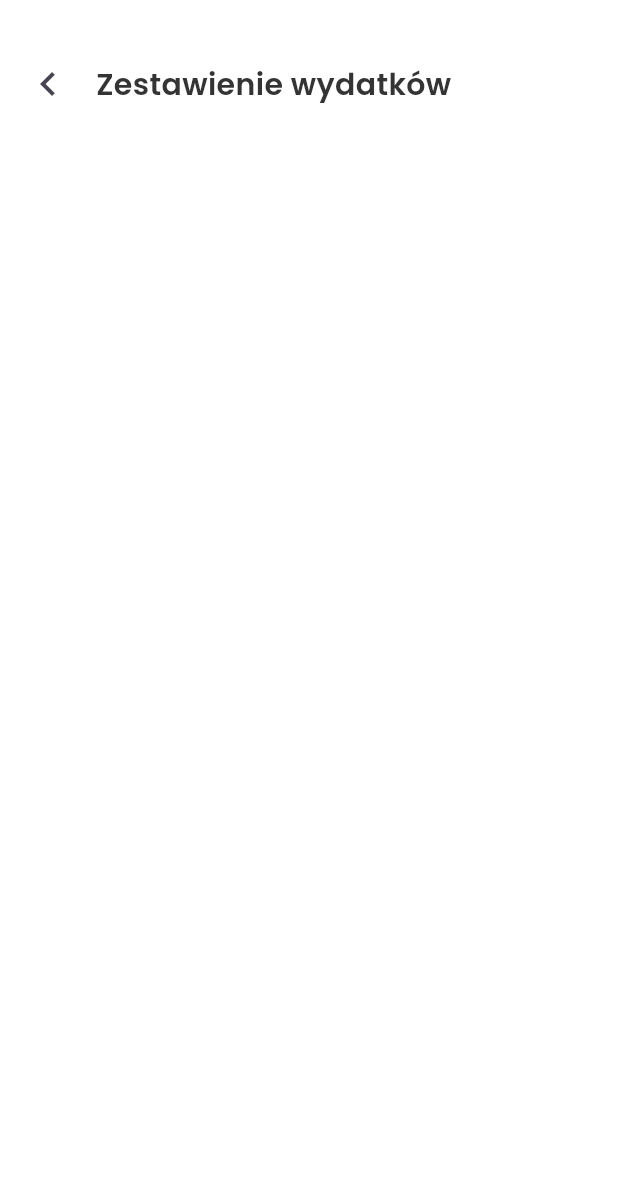
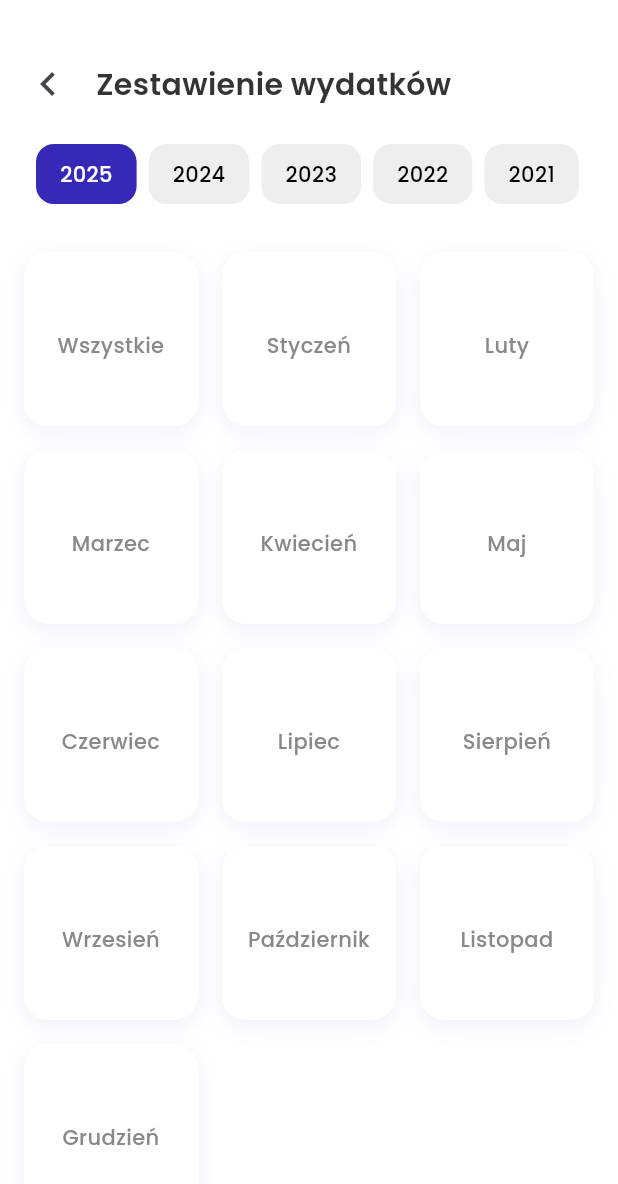
Before and after one commit to kacperramenda/budgetmaster, a Flutter app: the ExpensesSetView screen opened directly, on a phone screen of 412 x 824 dp. Shown: the top 1184 px of the screen. Run offline on Flutter 3.47's test engine with Material 3 defaults, Android fonts, the phone set to English and light mode, and no system bars; our stand-ins replace bloc, equatable, fl_chart, flutter_bloc, flutter_svg, isar; missing offline and left inert: month_year_picker; accounts and stored records are empty; generated files the repository leaves out were written again.

Commit message:
feat: expenses set view

```diff
--- a/lib/domain/repository/expense_repo.dart
+++ b/lib/domain/repository/expense_repo.dart
@@ -25,4 +25,10 @@ abstract class ExpenseRepository {
 
   // Get expenses by category
   Future<List<Expense>> getExpensesByBudgetCategoryId(String budgetCategoryId);
+
+  // Get expenses for a specific month and year
+  Future<List<Expense>> getExpensesForMonth(int month, int year);
+
+  // Get expenses for a specific year
+  Future<List<Expense>> getExpensesForYear(int year);
 }
--- a/lib/presentation/budgetCategories/widgets/budgetCategory_list_item.dart
+++ b/lib/presentation/budgetCategories/widgets/budgetCategory_list_item.dart
@@ -36,7 +36,7 @@ class BudgetCategoryListItem extends StatelessWidget {
           boxShadow: [
             BoxShadow(
               color: const Color(0xFF3629B7).withOpacity(0.07),
-              blurRadius: 30,
+              blurRadius: 12,
               offset: const Offset(0, 4),
             ),
           ],
--- a/lib/presentation/common/ColorSelectorTile.dart
+++ b/lib/presentation/common/ColorSelectorTile.dart
@@ -29,7 +29,7 @@ class ColorSelectorTile extends StatelessWidget {
                 boxShadow: [
                   BoxShadow(
                     color: AppColors.neutral1.withOpacity(0.07),
-                    blurRadius: 30,
+                    blurRadius: 12,
                     offset: const Offset(0, 4),
                   ),
                 ],
--- a/lib/presentation/home/widgets/tiles.dart
+++ b/lib/presentation/common/month_tile.dart
@@ -1,18 +1,17 @@
 import 'package:budgetmaster/core/constants/app_colors.dart';
 import 'package:budgetmaster/core/theme/app_typography.dart';
 import 'package:flutter/material.dart';
-import 'package:flutter_svg/flutter_svg.dart';
 
-class MenuTile extends StatelessWidget {
-  final String svgPath; // ścieżka do ikony
-  final VoidCallback onTap; // co zrobić po kliknięciu
-  final String label; // opcjonalny tekst pod ikoną
+class MonthTile extends StatelessWidget {
+  final VoidCallback onTap;
+  final String monthName;
+  final int monthNumber;
 
-  const MenuTile({
+  const MonthTile({
     super.key,
-    required this.svgPath,
     required this.onTap,
-    required this.label,
+    required this.monthName,
+    required this.monthNumber,
   });
 
   @override
@@ -28,7 +27,7 @@ class MenuTile extends StatelessWidget {
             BoxShadow(
               // ignore: deprecated_member_use
               color: Color(0xFF3629B7).withOpacity(0.07),
-              blurRadius: 30,
+              blurRadius: 12,
               offset: Offset(0, 4),
             ),
           ],
@@ -36,15 +35,10 @@ class MenuTile extends StatelessWidget {
         child: Column(
           mainAxisAlignment: MainAxisAlignment.center,
           children: [
-            SvgPicture.asset(
-              svgPath,
-              width: 28,
-              height: 28,
-            ),
             const SizedBox(height: 8),
             Center(
               child: Text(
-                label,
+                monthName,
                 style: AppTypography.caption2.copyWith(
                   color: AppColors.neutral2
                 ),
--- /dev/null
+++ b/lib/presentation/common/yearsScrollList.dart
@@ -0,0 +1,50 @@
+import 'package:flutter/material.dart';
+
+class YearsScrollList extends StatelessWidget {
+  final List<int> years;
+  final int? selectedYear;
+  final Function(int monthIndex) onYearSelected;
+
+  const YearsScrollList({
+    super.key,
+    required this.years,
+    required this.onYearSelected,
+    this.selectedYear,
+  });
+
+  @override
+  Widget build(BuildContext context) {
+    return SizedBox(
+      child: SingleChildScrollView(
+        scrollDirection: Axis.horizontal,
+        child: Row(
+          children: years.map((year) {
+            final bool isSelected = year == selectedYear;
+            return Padding(
+              padding: const EdgeInsets.only(right: 8),
+              child: GestureDetector(
+                onTap: () => onYearSelected(year),
+                child: Container(
+                  padding: const EdgeInsets.symmetric(horizontal: 16, vertical: 10),
+                  decoration: BoxDecoration(
+                    color: isSelected ? const Color(0xFF3629B7) : Colors.grey[200],
+                    borderRadius: BorderRadius.circular(12),
+                  ),
+                  child: Text(
+                    year.toString(),
+                    style: TextStyle(
+                      fontSize: 14,
+                      fontFamily: 'Poppins',
+                      fontWeight: FontWeight.w500,
+                      color: isSelected ? Colors.white : Colors.black,
+                    ),
+                  ),
+                ),
+              ),
+            );
+          }).toList(),
+        ),
+      ),
+    );
+  }
+}
--- a/lib/presentation/expenses/view/set/expenses_set_view.dart
+++ /dev/null
@@ -1,23 +0,0 @@
-import 'package:budgetmaster/presentation/common/page_header.dart';
-import 'package:flutter/material.dart';
-
-class ExpensesSetView extends StatelessWidget {
-  const ExpensesSetView({super.key});
-
-  @override
-  Widget build(BuildContext context) {
-    return Scaffold(
-      backgroundColor: Colors.white,
-      body: Column(
-        crossAxisAlignment: CrossAxisAlignment.start,
-        children: [
-              PageHeader(
-                title: 'Zestawienie wydatków',
-                route: '/home',
-              ),
-
-        ],
-      ),
-    );
-  }
-}
--- a/lib/presentation/expenses/widgets/add/expense_category_add_tile.dart
+++ b/lib/presentation/expenses/widgets/add/expense_category_add_tile.dart
@@ -21,7 +21,7 @@ class ExpenseCategoryAddTile extends StatelessWidget {
           boxShadow: [
             BoxShadow(
               color: AppColors.neutral1.withOpacity(0.07),
-              blurRadius: 30,
+              blurRadius: 12,
               offset: Offset(0, 4),
             ),
           ],
--- a/lib/presentation/expenses/widgets/add/expense_category_tile.dart
+++ b/lib/presentation/expenses/widgets/add/expense_category_tile.dart
@@ -31,7 +31,7 @@ class ExpenseCategoryTile extends StatelessWidget {
                   BoxShadow(
                     // ignore: deprecated_member_use
                     color: AppColors.neutral1.withOpacity(0.07),
-                    blurRadius: 30,
+                    blurRadius: 12,
                     offset: Offset(0, 4),
                   ),
                 ],
--- /dev/null
+++ b/lib/presentation/expensesSet/cubit/expensesSetCubit.dart
@@ -0,0 +1,72 @@
+import 'package:budgetmaster/domain/models/budgetCategory.dart';
+import 'package:budgetmaster/domain/repository/budgetCategory_repo.dart';
+import 'package:flutter_bloc/flutter_bloc.dart';
+import 'package:budgetmaster/domain/models/expense.dart';
+import 'package:budgetmaster/domain/repository/expense_repo.dart';
+
+class ExpensesSetState {
+  final int selectedYear;
+  final List<int> availableYears;
+  final List<Expense> expenses;
+  final List<BudgetCategory> budgetCategories;
+
+  ExpensesSetState({
+    required this.selectedYear,
+    required this.availableYears,
+    required this.expenses,
+    required this.budgetCategories,
+  });
+
+  ExpensesSetState copyWith({
+    int? selectedYear,
+    List<int>? availableYears,
+    List<Expense>? expenses,
+    List<BudgetCategory>? budgetCategories,
+  }) {
+    return ExpensesSetState(
+      selectedYear: selectedYear ?? this.selectedYear,
+      availableYears: availableYears ?? this.availableYears,
+      expenses: expenses ?? this.expenses,
+      budgetCategories: budgetCategories ?? this.budgetCategories,
+    );
+  }
+}
+
+class ExpensesSetCubit extends Cubit<ExpensesSetState> {
+  final ExpenseRepository _repository;
+  final BudgetCategoryRepository budgetCategoryRepository;
+
+  ExpensesSetCubit(this._repository, this.budgetCategoryRepository)
+      : super(ExpensesSetState(
+          selectedYear: DateTime.now().year,
+          availableYears: [],
+          expenses: [],
+          budgetCategories: [],
+        )) {
+    _init();
+  }
+
+  Future<void> _init() async {
+    final currentYear = DateTime.now().year;
+    final years = List.generate(10, (index) => currentYear - index);
+    emit(state.copyWith(availableYears: years));
+    final categories = await budgetCategoryRepository.getAllCategories(); // lub inny repo
+    emit(state.copyWith(budgetCategories: categories));
+    loadExpensesForYear(state.selectedYear);
+  }
+
+  void selectYear(int year) {
+    emit(state.copyWith(selectedYear: year));
+    loadExpensesForYear(year);
+  }
+
+  Future<void> loadExpensesForYear(int year) async {
+    final expenses = await _repository.getExpensesForYear(year);
+    emit(state.copyWith(expenses: expenses));
+  }
+
+  List<Expense> getExpensesForMonth(int monthIndex) {
+    if (monthIndex == 0) return state.expenses;
+    return state.expenses.where((e) => e.date.month == monthIndex).toList();
+  }
+}
--- /dev/null
+++ b/lib/presentation/expensesSet/view/expenses_set_view.dart
@@ -0,0 +1,83 @@
+import 'package:budgetmaster/presentation/expensesSet/cubit/expensesSetCubit.dart';
+import 'package:budgetmaster/presentation/expensesSet/view/expenses_set_month_view.dart';
+import 'package:flutter/material.dart';
+import 'package:flutter_bloc/flutter_bloc.dart';
+import 'package:budgetmaster/presentation/common/month_tile.dart';
+import 'package:budgetmaster/presentation/common/page_header.dart';
+import 'package:budgetmaster/presentation/common/yearsScrollList.dart';
+
+class ExpensesSetView extends StatelessWidget {
+  const ExpensesSetView({super.key});
+
+  final List<Map<String, dynamic>> months = const [
+    {'name': 'Wszystkie', 'index': 0},
+    {'name': 'Styczeń', 'index': 1},
+    {'name': 'Luty', 'index': 2},
+    {'name': 'Marzec', 'index': 3},
+    {'name': 'Kwiecień', 'index': 4},
+    {'name': 'Maj', 'index': 5},
+    {'name': 'Czerwiec', 'index': 6},
+    {'name': 'Lipiec', 'index': 7},
+    {'name': 'Sierpień', 'index': 8},
+    {'name': 'Wrzesień', 'index': 9},
+    {'name': 'Październik', 'index': 10},
+    {'name': 'Listopad', 'index': 11},
+    {'name': 'Grudzień', 'index': 12},
+  ];
+
+  @override
+  Widget build(BuildContext context) {
+    return BlocBuilder<ExpensesSetCubit, ExpensesSetState>(
+      builder: (context, state) {
+        return Scaffold(
+          backgroundColor: Colors.white,
+          body: Column(
+            crossAxisAlignment: CrossAxisAlignment.start,
+            children: [
+              const PageHeader(
+                title: 'Zestawienie wydatków',
+                route: '/home',
+              ),
+              Padding(
+                padding: const EdgeInsets.symmetric(vertical: 16, horizontal: 24),
+                child: YearsScrollList(
+                  years: state.availableYears,
+                  selectedYear: state.selectedYear,
+                  onYearSelected: (year) {
+                    context.read<ExpensesSetCubit>().selectYear(year);
+                  },
+                ),
+              ),
+              Expanded(
+                child: GridView.count(
+                  crossAxisCount: 3,
+                  mainAxisSpacing: 16,
+                  crossAxisSpacing: 16,
+                  padding: const EdgeInsets.all(16),
+                  children: months.map((month) {
+                    return MonthTile(
+                      onTap: () {
+                        final monthIndex = month['index'] as int;
+                        final expenses = context.read<ExpensesSetCubit>().getExpensesForMonth(monthIndex);
+                        Navigator.pushNamed(
+                          context,
+                          '/expenses-set-month',
+                          arguments: {
+                            'expenses': expenses,
+                            'categories': state.budgetCategories,
+                          },
+                        );
+                      },
+                      monthName: month['name'],
+                      monthNumber: month['index'],
+                    );
+                  }).toList(),
+                ),
+              )
+            ],
+          ),
+        );
+      },
+    );
+  }
+}
--- a/pubspec.yaml
+++ b/pubspec.yaml
@@ -42,6 +42,7 @@ dependencies:
   intl: ^0.20.2
   equatable: ^2.0.7
   month_year_picker: ^0.5.0+1
+  fl_chart: ^1.0.0
 dev_dependencies:
   flutter_test:
     sdk: flutter
```
Also changed, not shown: lib/data/repository/isar_expense_repository.dart (+32 -0 lines), lib/main.dart (+18 -0 lines), lib/presentation/expenses/view/add/expense_add_view.dart (+15 -3 lines), lib/presentation/expensesSet/view/expenses_set_month_view.dart (added, +171 -0 lines), lib/presentation/expensesSet/view/expenses_set_page.dart (added, +21 -0 lines), lib/presentation/expensesSet/widget/expenses_set_list_item.dart (renamed from lib/presentation/expenses/widgets/expense_list_item.dart, +16 -24 lines), pubspec.lock.
